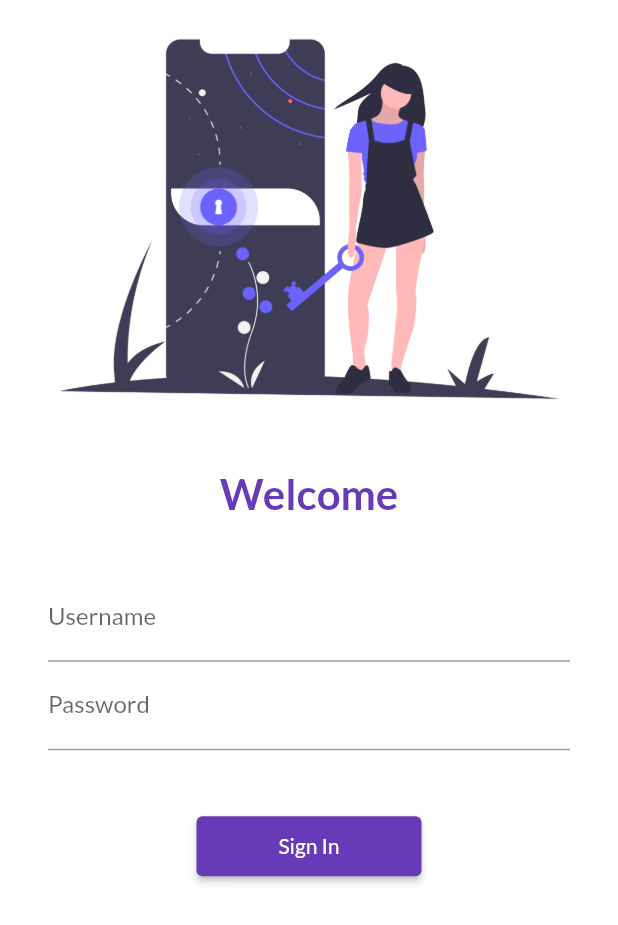
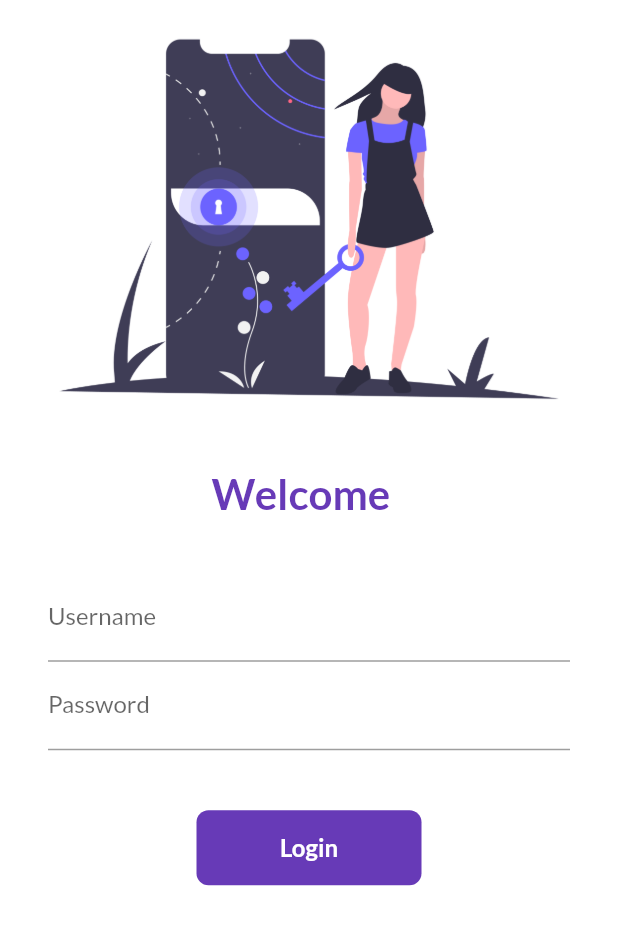
Before and after one commit to Chetandev16/Flutter_catalog, a Flutter app: the screen it shows after launch, on a phone screen of 412 x 824 dp. Shown: the top 925 px of the screen. Run offline on Flutter 3.47's test engine with Material 2 defaults, Android fonts, the phone set to English and light mode, and no system bars; our stand-ins replace google_fonts.

Commit message:
day6 complete

```diff
--- a/lib/pages/login_page.dart
+++ b/lib/pages/login_page.dart
@@ -3,9 +3,15 @@
 import 'package:flutter/material.dart';
 import 'package:flutter_catalog/utils/routes.dart';
 
-class LoginPage extends StatelessWidget {
+class LoginPage extends StatefulWidget {
+  @override
+  State<LoginPage> createState() => _LoginPageState();
+}
+
+class _LoginPageState extends State<LoginPage> {
   // const LoginPage({Key? key}) : super(key: key);
-
+  String name = " ";
+  bool changeButton = false;
   @override
   Widget build(BuildContext context) {
     return Material(
@@ -21,7 +27,7 @@ class LoginPage extends StatelessWidget {
               height: 20,
             ),
             Text(
-              "Welcome",
+              "Welcome $name",
               style: TextStyle(
                   color: Colors.deepPurple,
                   fontSize: 28,
@@ -37,6 +43,10 @@ class LoginPage extends StatelessWidget {
                 TextFormField(
                   decoration: InputDecoration(
                       hintText: "Enter Username", labelText: "Username"),
+                  onChanged: (value) {
+                    name = value;
+                    setState(() {});
+                  },
                 ),
                 TextFormField(
                   obscureText: true,
@@ -46,14 +56,48 @@ class LoginPage extends StatelessWidget {
                 SizedBox(
                   height: 40,
                 ),
-                ElevatedButton(
+                /* ElevatedButton(
                     child: Text("Sign In"),
                     style: TextButton.styleFrom(minimumSize: Size(150, 40)),
                     onPressed: () {
                       Navigator.pushNamed(context, MyRoutes.homeRoute);
                     })
+              ]), */
+                InkWell(
+                  onTap: () async {
+                    setState(() {
+                      changeButton = true;
+                    });
+                    await Future.delayed(Duration(seconds: 1));
+                    Navigator.pushNamed(context, MyRoutes.homeRoute);
+                  },
+                  child: AnimatedContainer(
+                    duration: Duration(seconds: 1),
+                    width: changeButton ? 50 : 150,
+                    height: 50,
+                    alignment: Alignment.center,
+                    decoration: BoxDecoration(
+                        color: Colors.deepPurple,
+                        // shape:
+                        //     changeButton ? BoxShape.circle : BoxShape.rectangle,
+                        borderRadius:
+                            BorderRadius.circular(changeButton ? 50 : 8)),
+                    child: changeButton
+                        ? Icon(
+                            Icons.done,
+                            color: Colors.white,
+                          )
+                        : Text(
+                            "Login",
+                            style: TextStyle(
+                                color: Colors.white,
+                                fontWeight: FontWeight.bold,
+                                fontSize: 16),
+                          ),
+                  ),
+                ),
               ]),
-            ),
+            )
           ],
         ),
       ),
```
